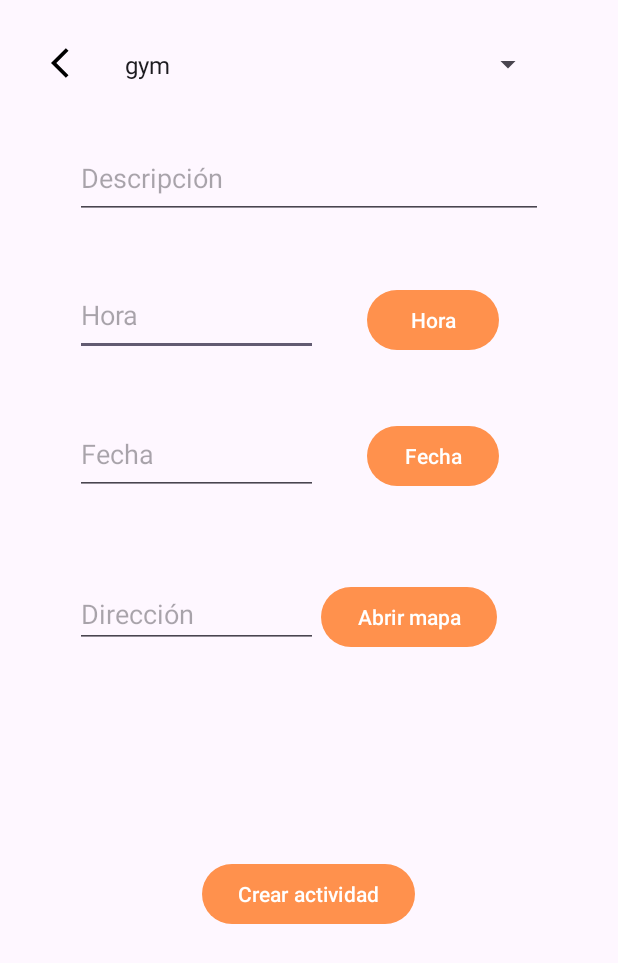
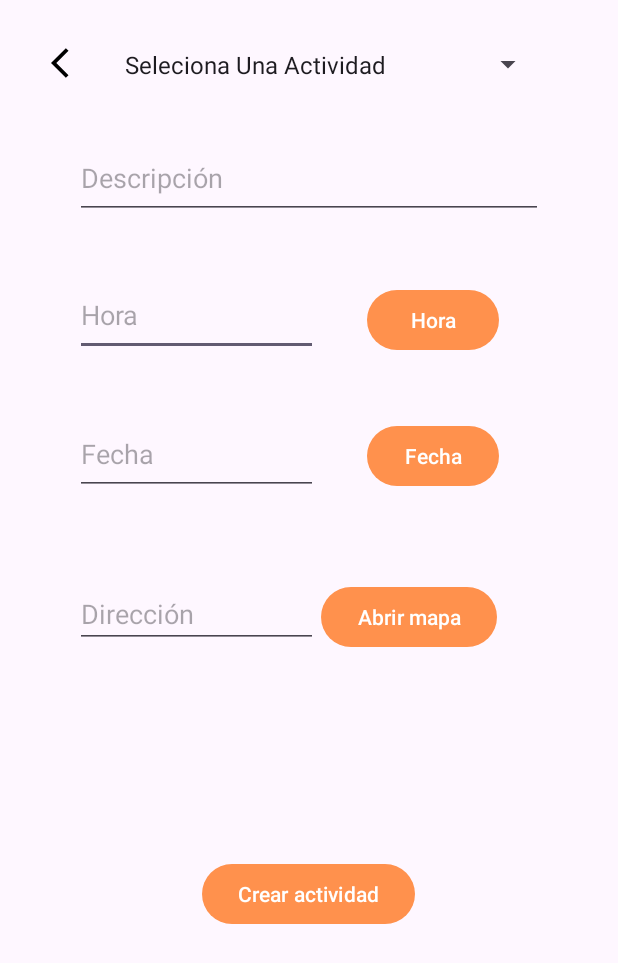
Before and after one commit to AzalDevX/leisagun, an Android app: the AdventureCreatorActivity screen opened directly, with no data from a screen before it, on a phone screen of 412 x 824 dp. Shown: the top 963 px of the screen. Run offline under Robolectric (Android 15) with nearby library versions, the phone set to English and light mode, and no system bars; our stand-ins replace Firebase (no records; nobody signed in at launch, a user with empty details on screens opened directly); libraries missing offline, so code that uses them is left out: org.osmdroid.api, org.osmdroid.events, org.osmdroid.util, org.osmdroid.views.

Commit message:
Fixed coso del activity creator

```diff
--- a/app/src/main/java/com/txurdinaga/rednit_app/views/AdventureCreatorActivity.kt
+++ b/app/src/main/java/com/txurdinaga/rednit_app/views/AdventureCreatorActivity.kt
@@ -1,6 +1,7 @@
 package com.txurdinaga.rednit_app.views
 
 import android.Manifest
+import android.annotation.SuppressLint
 import android.app.Activity
 import android.app.DatePickerDialog
 import android.app.Dialog
@@ -38,9 +39,10 @@ val minLatitude = 42.83
 val maxLatitude = 43.37
 val minLongitude = -2.99
 val maxLongitude = -1.97
+@SuppressLint("ResourceType")
 private fun showMiniMapDialog(context: Context, utils: Utilities, locationTextView: TextView, locationcordsTextView: TextView) {
     val dialog = Dialog(context)
-    dialog.setContentView(R.drawable.mini_map_dialog) // Utiliza el diseño personalizado del diálogo con el mapa
+    dialog.setContentView(R.layout.mini_map_dialog) // Utiliza el diseño personalizado del diálogo con el mapa
 
     val mapView = dialog.findViewById<MapView>(R.id.dialogMapView)
     mapView.setBuiltInZoomControls(true)
@@ -132,8 +134,13 @@ class AdventureCreatorActivity : AppCompatActivity() {
         val streetEditText: EditText = findViewById(R.id.locationTextView)
 
         val languagePicker = findViewById<Spinner>(R.id.activityName)
-        val adapter = ArrayAdapter(this, android.R.layout.simple_spinner_item, globals.activity_types)
+
+        // Modify the list to include "Select Activity" as the first item
+        val activityTypes = mutableListOf(getString(R.string.select_activity))
+        activityTypes.addAll(globals.activity_types)
+        val adapter = ArrayAdapter(this, android.R.layout.simple_spinner_item, activityTypes)
         languagePicker.adapter = adapter
+
 
         showCalendarButton.setOnClickListener {
             utils.showDatePickerDialog(this) { selectedYear, selectedMonth, selectedDay ->
@@ -189,6 +196,7 @@ class AdventureCreatorActivity : AppCompatActivity() {
             }
 
             val name = nameEditText.selectedItem.toString()
+            if (name == getString(R.string.select_activity)) return@setOnClickListener;
             val description = descriptionEditText.text.toString()
             val street = streetEditText.text.toString()
             val coords = locationcordsTextView.text.toString()
@@ -250,7 +258,6 @@ class AdventureCreatorActivity : AppCompatActivity() {
 
                     recreate() // Restart activity to reload the app
                     startActivity(Intent(this, HomeActivity::class.java))
-
                 }
                 .addOnFailureListener { e ->
                     Log.e("project|main", "Error adding activity: ${e.message}")
--- a/app/src/main/java/com/txurdinaga/rednit_app/views/HomeActivity.kt
+++ b/app/src/main/java/com/txurdinaga/rednit_app/views/HomeActivity.kt
@@ -64,7 +64,7 @@ class HomeActivity : AppCompatActivity() {
         val activityList: MutableList<Map<String, Any>> = mutableListOf()
 
         collectionRef
-//            .whereGreaterThan("hora", Timestamp.now())
+            .whereGreaterThan("hora", Timestamp.now())
             .get()
             .addOnSuccessListener { querySnapshot ->
                 try {
--- a/app/src/main/res/layout/activity_adventure_creator.xml
+++ b/app/src/main/res/layout/activity_adventure_creator.xml
@@ -111,7 +111,8 @@
             app:layout_constraintEnd_toEndOf="parent"
             app:layout_constraintBottom_toBottomOf="parent"
             app:layout_constraintStart_toStartOf="parent" app:layout_constraintTop_toTopOf="parent"
-            app:layout_constraintVertical_bias="0.499" app:layout_constraintHorizontal_bias="0.726"/>
+            app:layout_constraintVertical_bias="0.499" app:layout_constraintHorizontal_bias="0.726"
+            tools:ignore="NotSibling"/>
     <EditText
             android:id="@+id/locationcordsTextView"
             android:layout_width="0dp"
--- a/app/src/main/res/values/strings.xml
+++ b/app/src/main/res/values/strings.xml
@@ -93,6 +93,7 @@
     <string name="select_date">Por favor, selecciona una fecha</string>
     <string name="all_fields">Por favor, completa todos los campos</string>
     <string name="location_error">La ubicación proporcionada no existe</string>
+    <string name="select_activity">Seleciona Una Actividad</string>
 
     <!--  Chat activity -->
     <string name="chat_send">Enviar</string>
```
Also changed, not shown: app/src/main/res/layout/mini_map_dialog.xml (renamed from app/src/main/res/drawable/mini_map_dialog.xml), 2 other files.
